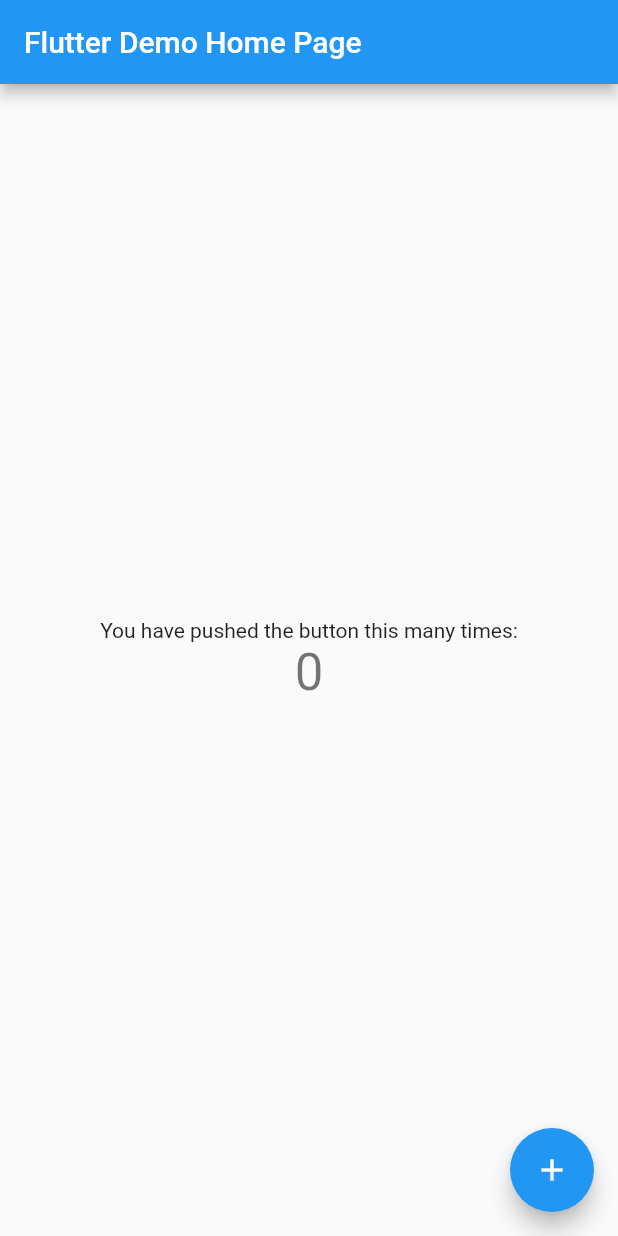
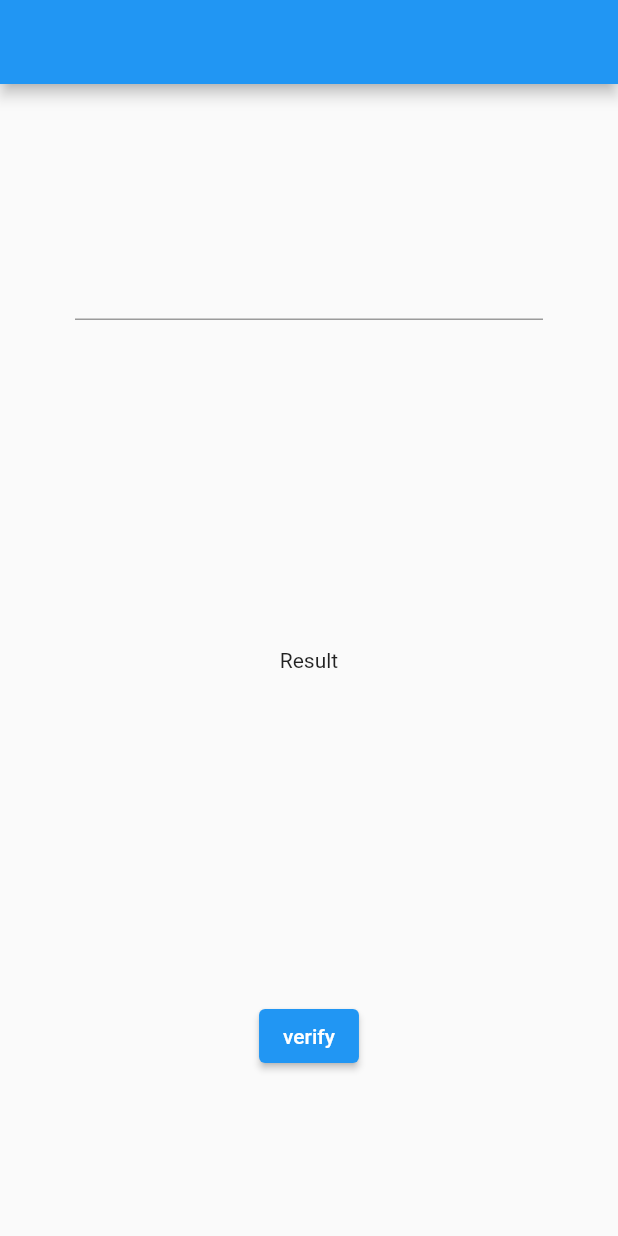
Before and after one commit to ilya-safyan-idf/palindrome_main, a Flutter app: the screen it shows after launch, on a phone screen of 412 x 824 dp. Run offline on Flutter 3.47's test engine with Material 2 defaults, Android fonts, the phone set to English and light mode, and no system bars.

Commit message:
[packages]: Implemented Domain && Presentation layer

```diff
--- a/lib/main.dart
+++ b/lib/main.dart
@@ -1,115 +1,7 @@
 import 'package:flutter/material.dart';
+import 'package:presentation_layer/presentation_layer.dart';
+
 
 void main() {
-  runApp(const MyApp());
+  runApp(const App());
 }
-
-class MyApp extends StatelessWidget {
-  const MyApp({Key? key}) : super(key: key);
-
-  // This widget is the root of your application.
-  @override
-  Widget build(BuildContext context) {
-    return MaterialApp(
-      title: 'Flutter Demo',
-      theme: ThemeData(
-        // This is the theme of your application.
-        //
-        // Try running your application with "flutter run". You'll see the
-        // application has a blue toolbar. Then, without quitting the app, try
-        // changing the primarySwatch below to Colors.green and then invoke
-        // "hot reload" (press "r" in the console where you ran "flutter run",
-        // or simply save your changes to "hot reload" in a Flutter IDE).
-        // Notice that the counter didn't reset back to zero; the application
-        // is not restarted.
-        primarySwatch: Colors.blue,
-      ),
-      home: const MyHomePage(title: 'Flutter Demo Home Page'),
-    );
-  }
-}
-
-class MyHomePage extends StatefulWidget {
-  const MyHomePage({Key? key, required this.title}) : super(key: key);
-
-  // This widget is the home page of your application. It is stateful, meaning
-  // that it has a State object (defined below) that contains fields that affect
-  // how it looks.
-
-  // This class is the configuration for the state. It holds the values (in this
-  // case the title) provided by the parent (in this case the App widget) and
-  // used by the build method of the State. Fields in a Widget subclass are
-  // always marked "final".
-
-  final String title;
-
-  @override
-  State<MyHomePage> createState() => _MyHomePageState();
-}
-
-class _MyHomePageState extends State<MyHomePage> {
-  int _counter = 0;
-
-  void _incrementCounter() {
-    setState(() {
-      // This call to setState tells the Flutter framework that something has
-      // changed in this State, which causes it to rerun the build method below
-      // so that the display can reflect the updated values. If we changed
-      // _counter without calling setState(), then the build method would not be
-      // called again, and so nothing would appear to happen.
-      _counter++;
-    });
-  }
-
-  @override
-  Widget build(BuildContext context) {
-    // This method is rerun every time setState is called, for instance as done
-    // by the _incrementCounter method above.
-    //
-    // The Flutter framework has been optimized to make rerunning build methods
-    // fast, so that you can just rebuild anything that needs updating rather
-    // than having to individually change instances of widgets.
-    return Scaffold(
-      appBar: AppBar(
-        // Here we take the value from the MyHomePage object that was created by
-        // the App.build method, and use it to set our appbar title.
-        title: Text(widget.title),
-      ),
-      body: Center(
-        // Center is a layout widget. It takes a single child and positions it
-        // in the middle of the parent.
-        child: Column(
-          // Column is also a layout widget. It takes a list of children and
-          // arranges them vertically. By default, it sizes itself to fit its
-          // children horizontally, and tries to be as tall as its parent.
-          //
-          // Invoke "debug painting" (press "p" in the console, choose the
-          // "Toggle Debug Paint" action from the Flutter Inspector in Android
-          // Studio, or the "Toggle Debug Paint" command in Visual Studio Code)
-          // to see the wireframe for each widget.
-          //
-          // Column has various properties to control how it sizes itself and
-          // how it positions its children. Here we use mainAxisAlignment to
-          // center the children vertically; the main axis here is the vertical
-          // axis because Columns are vertical (the cross axis would be
-          // horizontal).
-          mainAxisAlignment: MainAxisAlignment.center,
-          children: <Widget>[
-            const Text(
-              'You have pushed the button this many times:',
-            ),
-            Text(
-              '$_counter',
-              style: Theme.of(context).textTheme.headline4,
-            ),
-          ],
-        ),
-      ),
-      floatingActionButton: FloatingActionButton(
-        onPressed: _incrementCounter,
-        tooltip: 'Increment',
-        child: const Icon(Icons.add),
-      ), // This trailing comma makes auto-formatting nicer for build methods.
-    );
-  }
-}
--- /dev/null
+++ b/packages/domain/lib/domain.dart
@@ -0,0 +1,3 @@
+library domain;
+
+export 'interactors/interactors.dart';
--- /dev/null
+++ b/packages/domain/lib/interactors/interactors.dart
@@ -0,0 +1 @@
+export 'palindrome/palindrome.dart';
--- /dev/null
+++ b/packages/domain/lib/interactors/palindrome/models/models.dart
@@ -0,0 +1 @@
+export 'palindrome.dart';
--- /dev/null
+++ b/packages/domain/lib/interactors/palindrome/models/palindrome.dart
@@ -0,0 +1,3 @@
+abstract class Palindrome {
+  bool palindromeChecking({required String value});
+}
--- /dev/null
+++ b/packages/domain/lib/interactors/palindrome/palindrome.dart
@@ -0,0 +1,2 @@
+export 'models/models.dart';
+export 'interactor/interactor.dart';
--- /dev/null
+++ b/packages/presentation_layer/lib/app/app.dart
@@ -0,0 +1,17 @@
+import 'package:flutter/material.dart';
+import 'package:presentation_layer/app/screens/palindrome/palindrome.dart';
+
+class App extends StatelessWidget {
+  const App({Key? key}) : super(key: key);
+
+  @override
+  Widget build(BuildContext context) {
+    return MaterialApp(
+      title: 'Flutter Demo',
+      theme: ThemeData(
+        primarySwatch: Colors.blue,
+      ),
+      home: const Palindrome(),
+    );
+  }
+}
--- /dev/null
+++ b/packages/presentation_layer/lib/app/screens/palindrome/palindrome.dart
@@ -0,0 +1,62 @@
+import 'package:domain/domain.dart';
+import 'package:flutter/material.dart';
+
+class Palindrome extends StatefulWidget {
+  const Palindrome({Key? key}) : super(key: key);
+
+  @override
+  State<Palindrome> createState() => _PalindromeState();
+}
+
+class _PalindromeState extends State<Palindrome> {
+  final PalindromeInteractor _palindromeInteractor = PalindromeInteractor();
+  String _verifyInfo = 'Result';
+  String _currentInputValue = '';
+
+  void _updateCurrentInputValue(String value) {
+    setState(() {
+      _currentInputValue = value;
+    });
+  }
+
+  void _verifyString() {
+    if(_currentInputValue == 'Result') return;
+
+    if(_currentInputValue.isEmpty) {
+      setState(() {
+        _verifyInfo = 'Result';
+      });
+
+      return;
+    }
+
+    final bool verifyResult = _palindromeInteractor.palindromeChecking(value: _currentInputValue);
+
+    setState(() {
+      _verifyInfo = verifyResult.toString();
+    });
+  }
+
+  @override
+  Widget build(BuildContext context) {
+    return Scaffold(
+      appBar: AppBar(),
+      body: Column(
+        mainAxisAlignment: MainAxisAlignment.spaceAround,
+        children: [
+           Padding(
+            padding: const EdgeInsets.symmetric(horizontal: 50),
+            child: TextField(
+              onChanged: _updateCurrentInputValue,
+            ),
+          ),
+          Text(_verifyInfo),
+          ElevatedButton(
+            child: const Text('verify'),
+            onPressed: _verifyString,
+          )
+        ],
+      ),
+    );
+  }
+}
--- /dev/null
+++ b/packages/presentation_layer/lib/presentation_layer.dart
@@ -0,0 +1,3 @@
+library presentation_layer;
+
+export 'app/app.dart';
```
Also changed, not shown: packages/domain/lib/interactors/palindrome/interactor/interactor.dart (added, +15 -0 lines), packages/domain/pubspec.yaml (added, +11 -0 lines), packages/presentation_layer/pubspec.yaml (added, +23 -0 lines), pubspec.yaml (+3 -71 lines), 4 other files.
